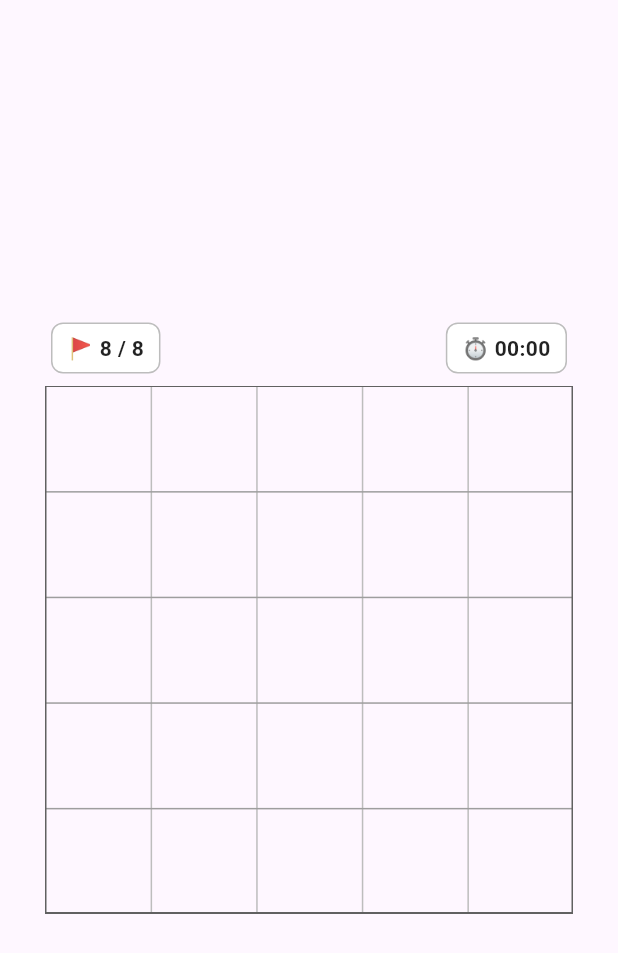
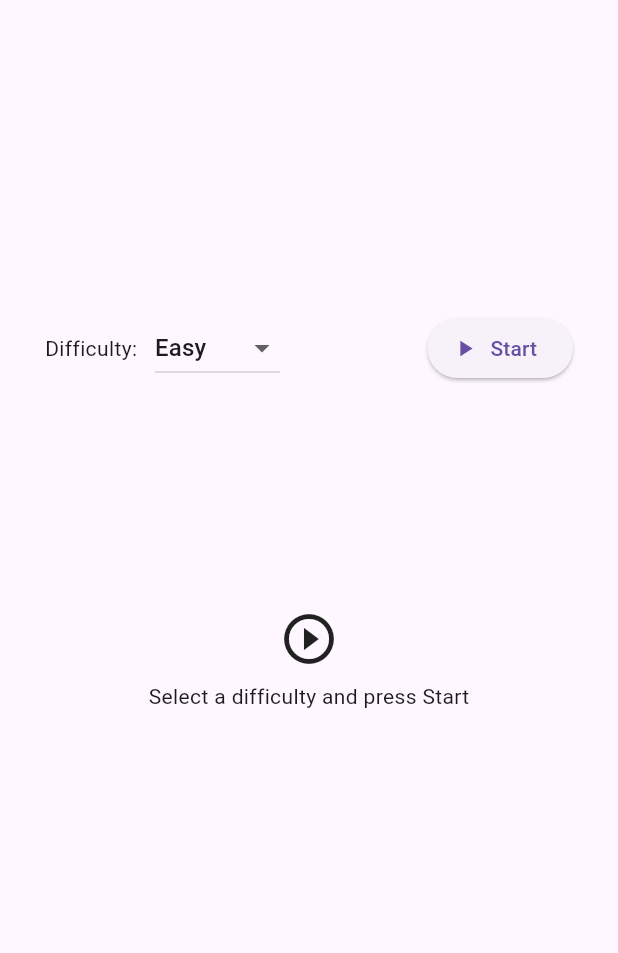
Before and after one commit to SaloRB/minesweeper, a Flutter app: the screen it shows after launch, on a phone screen of 412 x 824 dp. Shown: the top 953 px of the screen. Run offline on Flutter 3.47's test engine with Material 3 defaults, Android fonts, the phone set to English and light mode, and no system bars; our stand-ins replace equatable; missing offline and left inert: dart:html.

Commit message:
Implement web context menu handling and update game board to support difficulty selection

```diff
--- a/lib/main.dart
+++ b/lib/main.dart
@@ -1,12 +1,16 @@
 import 'dart:math';
 import 'dart:async';
-import 'package:flutter/services.dart';
 
 import 'package:flutter/material.dart';
 import 'package:minesweeper/game_board_builder.dart';
+import 'web_context_menu/web_context_menu_stub.dart'
+    if (dart.library.html) 'web_context_menu/web_context_menu_html.dart'
+    as webcm;
 import 'package:minesweeper/minesweeper_engine.dart';
 
 void main() {
+  // Disable the browser's default context menu on web so right-click can flag.
+  webcm.disableContextMenu();
   runApp(const MainApp());
 }
 
@@ -22,8 +26,8 @@ class MainApp extends StatelessWidget {
           padding: EdgeInsets.all(30.0),
           child: Center(
             child: GameBoard(
-              rows: 5,
-              columns: 5,
+              rows: 9,
+              columns: 9,
             ),
           ),
         ),
@@ -43,25 +47,22 @@ class GameBoard extends StatefulWidget {
 }
 
 class _GameBoardState extends State<GameBoard> {
-  late final MinesweeperEngine engine;
+  MinesweeperEngine? engine;
   Timer? _timer;
   int _elapsedSeconds = 0;
   bool _timerStarted = false;
   late final VoidCallback _engineListener;
+  Difficulty _selectedDifficulty = Difficulty.easy;
 
   @override
   void initState() {
     super.initState();
-    engine = MinesweeperEngine(
-      rows: widget.rows,
-      columns: widget.columns,
-      difficulty: Difficulty.hard,
-    );
-
     _engineListener = () {
-      if (engine.status == GameStatus.inProgress) {
+      final e = engine;
+      if (e == null) return;
+      if (e.status == GameStatus.inProgress) {
         // Reset timer when a new game starts (no reveals yet)
-        if (engine.revealedLocations.isEmpty) {
+        if (e.revealedLocations.isEmpty) {
           _stopTimer();
           if (_elapsedSeconds != 0 || _timerStarted) {
             setState(() {
@@ -78,14 +79,31 @@ class _GameBoardState extends State<GameBoard> {
         _stopTimer();
       }
     };
-    engine.addListener(_engineListener);
   }
 
   @override
   void dispose() {
-    engine.removeListener(_engineListener);
+    engine?.removeListener(_engineListener);
     _timer?.cancel();
     super.dispose();
+  }
+
+  void _startGame() {
+    // Detach old engine if present
+    engine?.removeListener(_engineListener);
+    // Create a new engine with selected difficulty
+    final newEngine = MinesweeperEngine(
+      rows: widget.rows,
+      columns: widget.columns,
+      difficulty: _selectedDifficulty,
+    );
+    newEngine.addListener(_engineListener);
+    setState(() {
+      engine = newEngine;
+      // Reset timer display
+      _elapsedSeconds = 0;
+      _timerStarted = false;
+    });
   }
 
   void _startTimerIfNeeded() {
@@ -93,7 +111,8 @@ class _GameBoardState extends State<GameBoard> {
     _timerStarted = true;
     _timer?.cancel();
     _timer = Timer.periodic(const Duration(seconds: 1), (_) {
-      if (engine.status != GameStatus.inProgress) {
+      final e = engine;
+      if (e == null || e.status != GameStatus.inProgress) {
         _stopTimer();
         return;
       }
@@ -137,17 +156,58 @@ class _GameBoardState extends State<GameBoard> {
             mainAxisSize: MainAxisSize.min,
             crossAxisAlignment: CrossAxisAlignment.start,
             children: [
-              // Header above the grid: flags (left) and timer (right)
+              // Header: before start show difficulty selector; after start show flags/timer
+              if (engine == null)
+                Padding(
+                  padding: const EdgeInsets.only(bottom: 8.0),
+                  child: Row(
+                    mainAxisAlignment: MainAxisAlignment.spaceBetween,
+                    children: [
+                      Row(
+                        children: [
+                          const Text('Difficulty: '),
+                          const SizedBox(width: 8),
+                          DropdownButton<Difficulty>(
+                            value: _selectedDifficulty,
+                            onChanged: (d) => setState(() {
+                              _selectedDifficulty = d ?? Difficulty.easy;
+                            }),
+                            items: const [
+                              DropdownMenuItem(
+                                value: Difficulty.easy,
+                                child: Text('Easy'),
+                              ),
+                              DropdownMenuItem(
+                                value: Difficulty.medium,
+                                child: Text('Medium'),
+                              ),
+                              DropdownMenuItem(
+                                value: Difficulty.hard,
+                                child: Text('Hard'),
+                              ),
+                            ],
+                          ),
+                        ],
+                      ),
+                      ElevatedButton.icon(
+                        onPressed: _startGame,
+                        icon: const Icon(Icons.play_arrow),
+                        label: const Text('Start'),
+                      ),
+                    ],
+                  ),
+                )
+              else
                 ListenableBuilder(
-                listenable: engine,
+                  listenable: engine!,
                   builder: (context, _) => Padding(
                     padding: const EdgeInsets.only(bottom: 8.0),
                     child: Row(
                       mainAxisAlignment: MainAxisAlignment.spaceBetween,
                       children: [
                         Container(
-                        margin: EdgeInsets.only(left: 4),
-                        padding: EdgeInsets.symmetric(
+                          margin: const EdgeInsets.only(left: 4),
+                          padding: const EdgeInsets.symmetric(
                             horizontal: 10,
                             vertical: 6,
                           ),
@@ -157,16 +217,16 @@ class _GameBoardState extends State<GameBoard> {
                             border: Border.all(color: Colors.grey[400]!),
                           ),
                           child: Text(
-                          '🚩 ${engine.remainingFlags} / ${engine.totalMines}',
-                          style: TextStyle(
+                            '🚩 ${engine!.remainingFlags} / ${engine!.totalMines}',
+                            style: const TextStyle(
                               fontWeight: FontWeight.bold,
                               color: Colors.black87,
                             ),
                           ),
                         ),
                         Container(
-                        margin: EdgeInsets.only(right: 4),
-                        padding: EdgeInsets.symmetric(
+                          margin: const EdgeInsets.only(right: 4),
+                          padding: const EdgeInsets.symmetric(
                             horizontal: 10,
                             vertical: 6,
                           ),
@@ -177,7 +237,7 @@ class _GameBoardState extends State<GameBoard> {
                           ),
                           child: Text(
                             '⏱ ${_formatTime(_elapsedSeconds)}',
-                          style: TextStyle(
+                            style: const TextStyle(
                               fontWeight: FontWeight.bold,
                               color: Colors.black87,
                             ),
@@ -189,7 +249,18 @@ class _GameBoardState extends State<GameBoard> {
                 ),
               SizedBox.fromSize(
                 size: builder.constraints,
-                child: _GameBoardInner(builder: builder, engine: engine),
+                child: engine == null
+                    ? Center(
+                        child: Column(
+                          mainAxisSize: MainAxisSize.min,
+                          children: const [
+                            Icon(Icons.play_circle_outline, size: 40),
+                            SizedBox(height: 8),
+                            Text('Select a difficulty and press Start'),
+                          ],
+                        ),
+                      )
+                    : _GameBoardInner(builder: builder, engine: engine!),
               ),
             ],
           ),
--- /dev/null
+++ b/lib/web_context_menu/web_context_menu_stub.dart
@@ -0,0 +1,2 @@
+/// No-op stub for non-web platforms.
+void disableContextMenu() {}
```
Also changed, not shown: lib/web_context_menu/web_context_menu_html.dart (added, +7 -0 lines). Lines whose indentation alone changed are shown as unchanged.
